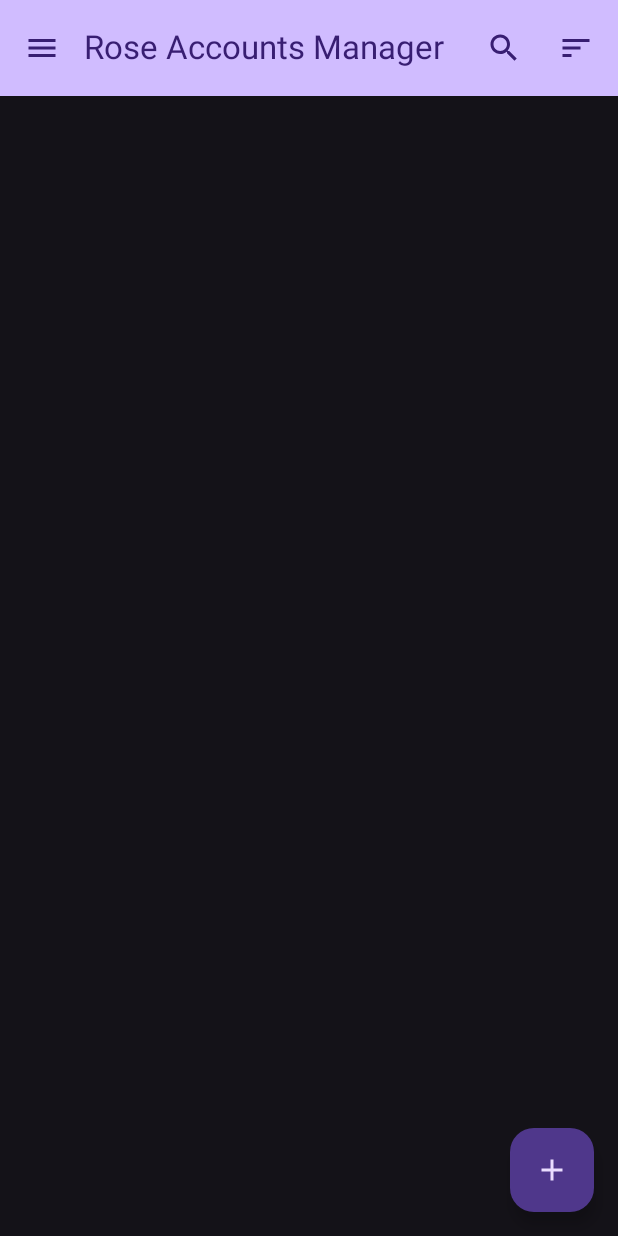
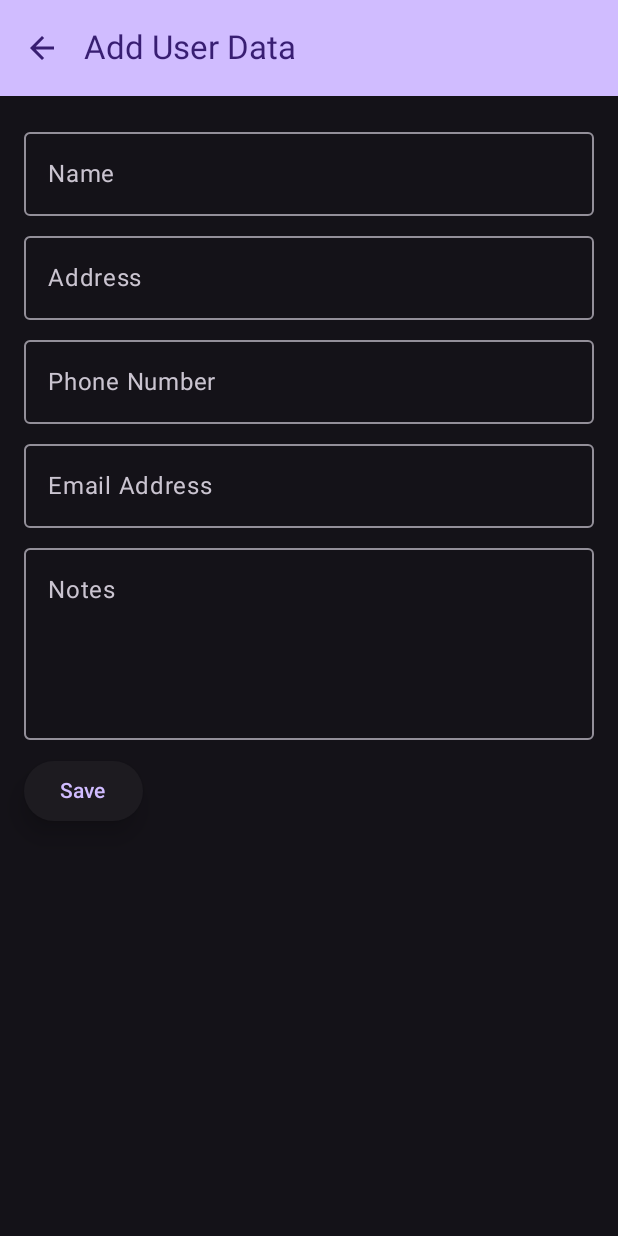
Before and after one commit to AhmerAfzal1/RoseAccountsManager, an Android app built with Jetpack Compose: the screen it shows after launch (MainActivity), after a tap on "Add icon", on a phone screen of 412 x 824 dp. Run offline under Robolectric (Android 15) with nearby library versions, the light colour scheme and no system bars; our stand-ins replace Dagger/Hilt's generated code, Room's generated code; 4 statements that could not run were skipped.

Commit message:
Fix ClassCastException issue

```diff
--- a/app/src/main/java/com/ahmer/accounts/database/state/UiStateEvent.kt
+++ b/app/src/main/java/com/ahmer/accounts/database/state/HomeUiState.kt
@@ -1,7 +1,7 @@
 package com.ahmer.accounts.database.state
 
-data class UiStateEvent(
-    val usersData: UiState,
+data class HomeUiState(
+    val uiState: UiState,
     val isRefreshing: Boolean,
     val isError: Boolean
 )
--- /dev/null
+++ b/app/src/main/java/com/ahmer/accounts/navigation/NavScreens.kt
@@ -0,0 +1,6 @@
+package com.ahmer.accounts.navigation
+
+sealed class NavScreens(val route: String) {
+    object HomeScreen : NavScreens("HomeRoute")
+    object AddEditScreen : NavScreens("AddEditRoute")
+}
--- /dev/null
+++ b/app/src/main/java/com/ahmer/accounts/navigation/NavigationHub.kt
@@ -0,0 +1,26 @@
+package com.ahmer.accounts.navigation
+
+import androidx.compose.runtime.Composable
+import androidx.navigation.compose.NavHost
+import androidx.navigation.compose.composable
+import androidx.navigation.compose.rememberNavController
+import com.ahmer.accounts.ui.AddOrEditScreen
+import com.ahmer.accounts.ui.TopAppBarWithNavigationBar
+
+@Composable
+fun MainNavigation() {
+    val mNavHostController = rememberNavController()
+
+    NavHost(
+        navController = mNavHostController,
+        startDestination = NavScreens.HomeScreen.route,
+        builder = {
+            composable(NavScreens.HomeScreen.route) {
+                TopAppBarWithNavigationBar(navHostController = mNavHostController)
+            }
+            composable(NavScreens.AddEditScreen.route) {
+                AddOrEditScreen(navHostController = mNavHostController)
+            }
+        }
+    )
+}
--- /dev/null
+++ b/app/src/main/java/com/ahmer/accounts/ui/AddEditScreen.kt
@@ -0,0 +1,223 @@
+package com.ahmer.accounts.ui
+
+import androidx.compose.foundation.clickable
+import androidx.compose.foundation.layout.fillMaxSize
+import androidx.compose.foundation.layout.fillMaxWidth
+import androidx.compose.foundation.layout.padding
+import androidx.compose.foundation.lazy.LazyColumn
+import androidx.compose.foundation.text.KeyboardActions
+import androidx.compose.foundation.text.KeyboardOptions
+import androidx.compose.material3.ButtonDefaults
+import androidx.compose.material3.ElevatedButton
+import androidx.compose.material3.ExperimentalMaterial3Api
+import androidx.compose.material3.IconButton
+import androidx.compose.material3.MaterialTheme
+import androidx.compose.material3.OutlinedTextField
+import androidx.compose.material3.Scaffold
+import androidx.compose.material3.Text
+import androidx.compose.material3.TopAppBar
+import androidx.compose.material3.TopAppBarDefaults
+import androidx.compose.material3.TopAppBarScrollBehavior
+import androidx.compose.runtime.Composable
+import androidx.compose.runtime.getValue
+import androidx.compose.runtime.mutableStateOf
+import androidx.compose.runtime.saveable.rememberSaveable
+import androidx.compose.runtime.setValue
+import androidx.compose.ui.Modifier
+import androidx.compose.ui.focus.FocusDirection
+import androidx.compose.ui.platform.LocalFocusManager
+import androidx.compose.ui.platform.LocalSoftwareKeyboardController
+import androidx.compose.ui.res.stringResource
+import androidx.compose.ui.text.input.ImeAction
+import androidx.compose.ui.text.input.KeyboardType
+import androidx.compose.ui.text.style.TextOverflow
+import androidx.compose.ui.unit.dp
+import androidx.hilt.navigation.compose.hiltViewModel
+import androidx.navigation.NavHostController
+import com.ahmer.accounts.R
+import com.ahmer.accounts.database.model.UserModel
+import com.ahmer.accounts.utils.BackIcon
+import com.ahmer.accounts.utils.CloseIcon
+
+
+@OptIn(ExperimentalMaterial3Api::class)
+@Composable
+fun AddOrEditScreen(navHostController: NavHostController, modifier: Modifier = Modifier) {
+    val mViewModel: AddEditViewModel = hiltViewModel()
+    var mTextName by rememberSaveable { mutableStateOf("") }
+    var mTextAddress by rememberSaveable { mutableStateOf("") }
+    var mTextPhone by rememberSaveable { mutableStateOf("") }
+    var mTextEmail by rememberSaveable { mutableStateOf("") }
+    var mTextNotes by rememberSaveable { mutableStateOf("") }
+    val mKeyboardController = LocalSoftwareKeyboardController.current
+    val mFocusManager = LocalFocusManager.current
+    val mScrollBehavior: TopAppBarScrollBehavior = TopAppBarDefaults.pinnedScrollBehavior()
+
+    fun clear() {
+        mKeyboardController?.hide()
+        mFocusManager.clearFocus()
+    }
+
+    Scaffold(modifier = Modifier.fillMaxSize(), topBar = {
+        TopAppBar(
+            title = {
+                Text(
+                    text = stringResource(R.string.title_add_user),
+                    maxLines = 1,
+                    overflow = TextOverflow.Ellipsis
+                )
+            }, navigationIcon = {
+                IconButton(onClick = { navHostController.navigateUp() }) { BackIcon() }
+            }, colors = TopAppBarDefaults.topAppBarColors(
+                containerColor = MaterialTheme.colorScheme.primary,
+                titleContentColor = MaterialTheme.colorScheme.onPrimary,
+                navigationIconContentColor = MaterialTheme.colorScheme.onPrimary,
+                actionIconContentColor = MaterialTheme.colorScheme.onPrimary
+            ), scrollBehavior = mScrollBehavior
+        )
+    }) { innerPadding ->
+        LazyColumn(modifier = modifier
+            .fillMaxSize()
+            .padding(all = 16.dp),
+            contentPadding = innerPadding,
+            content = {
+                item {
+                    OutlinedTextField(
+                        value = mTextName,
+                        onValueChange = { mTextName = it },
+                        modifier = Modifier.fillMaxWidth(),
+                        label = { Text(stringResource(R.string.label_name)) },
+                        placeholder = { Text(stringResource(R.string.label_name)) },
+                        trailingIcon = {
+                            if (mTextName.isNotEmpty()) {
+                                CloseIcon(modifier = Modifier.clickable {
+                                    if (mTextName.isNotEmpty()) {
+                                        mTextName = ""
+                                    }
+                                })
+                            }
+                        },
+                        keyboardOptions = KeyboardOptions(imeAction = ImeAction.Next),
+                        keyboardActions = KeyboardActions(onNext = {
+                            mFocusManager.moveFocus(FocusDirection.Down)
+                        })
+                    )
+
+                    OutlinedTextField(
+                        value = mTextAddress,
+                        onValueChange = { mTextAddress = it },
+                        modifier = Modifier
+                            .fillMaxWidth()
+                            .padding(top = 5.dp),
+                        label = { Text(stringResource(R.string.label_address)) },
+                        placeholder = { Text(stringResource(R.string.label_address)) },
+                        trailingIcon = {
+                            if (mTextAddress.isNotEmpty()) {
+                                CloseIcon(modifier = Modifier.clickable {
+                                    if (mTextAddress.isNotEmpty()) {
+                                        mTextAddress = ""
+                                    }
+                                })
+                            }
+                        },
+                        keyboardOptions = KeyboardOptions(imeAction = ImeAction.Next),
+                        keyboardActions = KeyboardActions(onNext = {
+                            mFocusManager.moveFocus(FocusDirection.Down)
+                        })
+                    )
+
+                    OutlinedTextField(
+                        value = mTextPhone,
+                        onValueChange = { mTextPhone = it },
+                        modifier = Modifier
+                            .fillMaxWidth()
+                            .padding(top = 5.dp),
+                        label = { Text(stringResource(R.string.label_phone_number)) },
+                        placeholder = { Text(stringResource(R.string.label_phone_number)) },
+                        trailingIcon = {
+                            if (mTextPhone.isNotEmpty()) {
+                                CloseIcon(modifier = Modifier.clickable {
+                                    if (mTextPhone.isNotEmpty()) {
+                                        mTextPhone = ""
+                                    }
+                                })
+                            }
+                        },
+                        keyboardOptions = KeyboardOptions(
+                            imeAction = ImeAction.Next, keyboardType = KeyboardType.Phone
+                        ),
+                        keyboardActions = KeyboardActions(onNext = {
+                            mFocusManager.moveFocus(FocusDirection.Down)
+                        })
+                    )
+
+                    OutlinedTextField(
+                        value = mTextEmail,
+                        onValueChange = { mTextEmail = it },
+                        modifier = Modifier
+                            .fillMaxWidth()
+                            .padding(top = 5.dp),
+                        label = { Text(stringResource(R.string.label_email)) },
+                        placeholder = { Text(stringResource(R.string.label_email)) },
+                        trailingIcon = {
+                            if (mTextEmail.isNotEmpty()) {
+                                CloseIcon(modifier = Modifier.clickable {
+                                    if (mTextEmail.isNotEmpty()) {
+                                        mTextEmail = ""
+                                    }
+                                })
+                            }
+                        },
+                        keyboardOptions = KeyboardOptions(
+                            imeAction = ImeAction.Next, keyboardType = KeyboardType.Email
+                        ),
+                        keyboardActions = KeyboardActions(onNext = {
+                            mFocusManager.moveFocus(FocusDirection.Down)
+                        })
+                    )
+
+                    OutlinedTextField(
+                        value = mTextNotes,
+                        onValueChange = { mTextNotes = it },
+                        modifier = Modifier
+                            .fillMaxWidth()
+                            .padding(top = 5.dp),
+                        label = { Text(stringResource(R.string.label_notes)) },
+                        placeholder = { Text(stringResource(R.string.label_notes)) },
+                        trailingIcon = {
+                            if (mTextNotes.isNotEmpty()) {
+                                CloseIcon(modifier = Modifier.clickable {
+                                    if (mTextNotes.isNotEmpty()) {
+                                        mTextNotes = ""
+                                    }
+                                })
+                            }
+                        },
+                        keyboardOptions = KeyboardOptions(imeAction = ImeAction.Done),
+                        keyboardActions = KeyboardActions(onDone = { clear() }),
+                        minLines = 4
+                    )
+
+                    ElevatedButton(
+                        onClick = {
+                            clear()
+                            val mUserModel = UserModel(
+                                name = mTextName,
+                                address = mTextAddress,
+                                email = mTextEmail,
+                                phone = mTextPhone,
+                                notes = mTextNotes,
+                            )
+                            mViewModel.insertOrUpdateUser(userModel = mUserModel)
+                            navHostController.navigateUp()
+                        },
+                        modifier = Modifier.padding(top = 10.dp),
+                        elevation = ButtonDefaults.buttonElevation(defaultElevation = 10.dp)
+                    ) {
+                        Text("Save")
+                    }
+
+                }
+            })
+    }
+}
--- /dev/null
+++ b/app/src/main/java/com/ahmer/accounts/ui/AddEditViewModel.kt
@@ -0,0 +1,17 @@
+package com.ahmer.accounts.ui
+
+import androidx.lifecycle.ViewModel
+import androidx.lifecycle.viewModelScope
+import com.ahmer.accounts.database.model.UserModel
+import com.ahmer.accounts.database.repository.UserRepository
+import dagger.hilt.android.lifecycle.HiltViewModel
+import kotlinx.coroutines.launch
+import javax.inject.Inject
+
+@HiltViewModel
+class AddEditViewModel @Inject constructor(private val repository: UserRepository) : ViewModel() {
+
+    fun insertOrUpdateUser(userModel: UserModel) = viewModelScope.launch {
+        repository.insertOrUpdate(userModel)
+    }
+}
--- a/app/src/main/java/com/ahmer/accounts/ui/HomeScreen.kt
+++ b/app/src/main/java/com/ahmer/accounts/ui/HomeScreen.kt
@@ -56,16 +56,18 @@ import androidx.compose.ui.text.style.TextOverflow
 import androidx.compose.ui.unit.Dp
 import androidx.compose.ui.unit.dp
 import androidx.hilt.navigation.compose.hiltViewModel
+import androidx.navigation.NavHostController
 import com.ahmer.accounts.R
 import com.ahmer.accounts.database.model.UserModel
+import com.ahmer.accounts.database.state.HomeUiState
 import com.ahmer.accounts.database.state.UiState
-import com.ahmer.accounts.database.state.UiStateEvent
 import com.ahmer.accounts.dialogs.DeleteAlertDialog
 import com.ahmer.accounts.dialogs.MoreInfoAlertDialog
 import com.ahmer.accounts.drawer.DrawerItems
 import com.ahmer.accounts.drawer.MenuSearchBar
 import com.ahmer.accounts.drawer.NavShape
 import com.ahmer.accounts.drawer.drawerItemsList
+import com.ahmer.accounts.navigation.NavScreens
 import com.ahmer.accounts.utils.AddIcon
 import com.ahmer.accounts.utils.DeleteIcon
 import com.ahmer.accounts.utils.EditIcon
@@ -102,8 +104,7 @@ private fun UserItem(
     var mShowInfoDialog by remember { mutableStateOf(false) }
 
     if (mShowDeleteDialog) {
-        DeleteAlertDialog(
-            nameAccount = userModel.name!!,
+        DeleteAlertDialog(nameAccount = userModel.name!!,
             onConfirmClick = { viewModel.deleteUser(userModel) })
         //viewModel.onRefresh()
     }
@@ -170,7 +171,7 @@ private fun UserItem(
 @OptIn(ExperimentalMaterial3Api::class)
 @SuppressLint("UnusedMaterial3ScaffoldPaddingParameter")
 @Composable
-fun TopAppBarWithNavigationBar() {
+fun TopAppBarWithNavigationBar(navHostController: NavHostController) {
     val mContext: Context = LocalContext.current.applicationContext
     val mCoroutineScope: CoroutineScope = rememberCoroutineScope()
     val mCredit: Double = 10000.00
@@ -183,6 +184,7 @@ fun TopAppBarWithNavigationBar() {
     var mShowDropdownMenu by remember { mutableStateOf(false) }
     var mShowSearch by remember { mutableStateOf(false) }
     var mTextSearch by remember { mutableStateOf(mHomeViewModel.searchQuery.value) }
+    val mHomeUiState: HomeUiState by mHomeViewModel.getUserUiState.collectAsState()
 
     if (mShowSearch) {
         MenuSearchBar(text = mTextSearch, onTextChange = { mTextSearch = it }) {
@@ -195,6 +197,11 @@ fun TopAppBarWithNavigationBar() {
                },
                onSearchClick = { mTextSearch = it }
            )*/
+    }
+
+    if (mHomeUiState.isError) {
+        HelperFunctions.toastLong(mContext, "There is some unknown error.")
+        mHomeViewModel.onErrorConsumed()
     }
 
     ModalNavigationDrawer(
@@ -267,7 +274,9 @@ fun TopAppBarWithNavigationBar() {
             ), scrollBehavior = mScrollBehavior
             )
         }, floatingActionButton = {
-            FloatingActionButton(onClick = { /*TODO*/ }) { AddIcon() }
+            FloatingActionButton(onClick = {
+                navHostController.navigate(NavScreens.AddEditScreen.route)
+            }) { AddIcon() }
         }) { innerPadding ->
             Column(
                 modifier = Modifier
@@ -275,29 +284,23 @@ fun TopAppBarWithNavigationBar() {
                     .fillMaxSize(),
                 horizontalAlignment = Alignment.CenterHorizontally
             ) {
-                val mUiStateEvent: UiStateEvent by mHomeViewModel.getUserUiState.collectAsState()
+                LazyColumn(
+                    modifier = Modifier.fillMaxSize(),
+                    contentPadding = PaddingValues(10.dp),
+                    verticalArrangement = Arrangement.spacedBy(12.dp)
+                ) {
+                    when (mHomeUiState.uiState) {
+                        UiState.Error -> {}
 
-                if (mUiStateEvent.isError) {
-                    HelperFunctions.toastLong(mContext, "There is some unknown error.")
-                    mHomeViewModel.onErrorConsumed()
-                }
+                        UiState.Loading -> {
+                            item {
+                                LoadingProgressBar()
+                            }
+                        }
 
-                when (mUiStateEvent.usersData) {
-                    UiState.Loading -> {
-                        LoadingProgressBar()
-                    }
-
-                    UiState.Error -> {}
-
-                    is UiState.Success -> {
-                        LazyColumn(
-                            modifier = Modifier.fillMaxSize(),
-                            contentPadding = PaddingValues(10.dp),
-                            verticalArrangement = Arrangement.spacedBy(12.dp)
-                        ) {
-                            items(items = (mUiStateEvent.usersData as UiState.Success).userModel,
-                                key = { listUser -> listUser.id }
-                            ) { user ->
+                        is UiState.Success -> {
+                            items(items = (mHomeUiState.uiState as UiState.Success).userModel,
+                                key = { listUser -> listUser.id }) { user ->
                                 UserItem(
                                     modifier = Modifier.fillMaxWidth(),
                                     viewModel = mHomeViewModel,
--- a/app/src/main/java/com/ahmer/accounts/ui/HomeViewModel.kt
+++ b/app/src/main/java/com/ahmer/accounts/ui/HomeViewModel.kt
@@ -4,9 +4,9 @@ import androidx.lifecycle.ViewModel
 import androidx.lifecycle.viewModelScope
 import com.ahmer.accounts.database.model.UserModel
 import com.ahmer.accounts.database.repository.UserRepository
+import com.ahmer.accounts.database.state.HomeUiState
 import com.ahmer.accounts.database.state.Result
 import com.ahmer.accounts.database.state.UiState
-import com.ahmer.accounts.database.state.UiStateEvent
 import com.ahmer.accounts.database.state.asResult
 import com.ahmer.accounts.preferences.PreferencesManager
 import com.ahmer.accounts.utils.SortOrder
@@ -52,7 +52,7 @@ class HomeViewModel @Inject constructor(
             repository.getAllUsersBySearchAndSort(search, preference.sortOrder)
         }.asResult()
 
-    val getUserUiState: StateFlow<UiStateEvent> = combine(
+    val getUserUiState: StateFlow<HomeUiState> = combine(
         getAllUsersBySearchAndSort, isRefreshing, isError
     ) { userData, refreshing, error ->
         val userModel: UiState = when (userData) {
@@ -61,11 +61,11 @@ class HomeViewModel @Inject constructor(
             Result.Loading -> UiState.Loading
         }
 
-        UiStateEvent(userModel, refreshing, error)
+        HomeUiState(userModel, refreshing, error)
     }.stateIn(
         scope = viewModelScope,
         started = SharingStarted.WhileSubscribed(5_000L),
-        initialValue = UiStateEvent(UiState.Loading, isRefreshing = false, isError = false)
+        initialValue = HomeUiState(UiState.Loading, isRefreshing = false, isError = false)
     )
 
     fun onRefresh() {
@@ -88,10 +88,6 @@ class HomeViewModel @Inject constructor(
         isRefreshing.emit(true)
     }
 
-    fun insertOrUpdateUser(userModel: UserModel) = viewModelScope.launch {
-        repository.insertOrUpdate(userModel)
-    }
-
     fun deleteUser(userModel: UserModel) = viewModelScope.launch {
         repository.delete(userModel)
     }
--- a/app/src/main/java/com/ahmer/accounts/ui/MainActivity.kt
+++ b/app/src/main/java/com/ahmer/accounts/ui/MainActivity.kt
@@ -7,6 +7,7 @@ import androidx.compose.foundation.layout.fillMaxSize
 import androidx.compose.material3.MaterialTheme
 import androidx.compose.material3.Surface
 import androidx.compose.ui.Modifier
+import com.ahmer.accounts.navigation.MainNavigation
 import com.ahmer.accounts.ui.theme.RoseAccountsManagerTheme
 import dagger.hilt.android.AndroidEntryPoint
 
@@ -21,7 +22,7 @@ class MainActivity : ComponentActivity() {
                     modifier = Modifier.fillMaxSize(),
                     color = MaterialTheme.colorScheme.background
                 ) {
-                    TopAppBarWithNavigationBar()
+                    MainNavigation()
                 }
             }
         }
--- a/app/src/main/java/com/ahmer/accounts/utils/AppIcons.kt
+++ b/app/src/main/java/com/ahmer/accounts/utils/AppIcons.kt
@@ -3,6 +3,7 @@ package com.ahmer.accounts.utils
 import androidx.compose.material.icons.Icons
 import androidx.compose.material.icons.filled.AccessTime
 import androidx.compose.material.icons.filled.Add
+import androidx.compose.material.icons.filled.ArrowBack
 import androidx.compose.material.icons.filled.Close
 import androidx.compose.material.icons.filled.DeleteForever
 import androidx.compose.material.icons.filled.Edit
@@ -25,6 +26,16 @@ fun AddIcon(modifier: Modifier = Modifier, tint: Color = LocalContentColor.curre
     Icon(
         imageVector = Icons.Filled.Add,
         contentDescription = stringResource(id = R.string.content_description_add),
+        modifier = modifier,
+        tint = tint
+    )
+}
+
+@Composable
+fun BackIcon(modifier: Modifier = Modifier, tint: Color = LocalContentColor.current) {
+    Icon(
+        imageVector = Icons.Filled.ArrowBack,
+        contentDescription = stringResource(id = R.string.content_description_back),
         modifier = modifier,
         tint = tint
     )
--- a/app/src/main/res/values/strings.xml
+++ b/app/src/main/res/values/strings.xml
@@ -53,4 +53,11 @@
     <string name="label_share_the_app">Share the app</string>
     <string name="label_sort_by_date_created">Sort by date created</string>
     <string name="label_sort_by_name">Sort by name</string>
+    <string name="label_name">Name</string>
+    <string name="label_address">Address</string>
+    <string name="label_phone_number">Phone Number</string>
+    <string name="label_email">Email Address</string>
+    <string name="label_notes">Notes</string>
+    <string name="title_add_user">Add User Data</string>
+    <string name="title_edit_user">Edit User Data</string>
 </resources>
```
